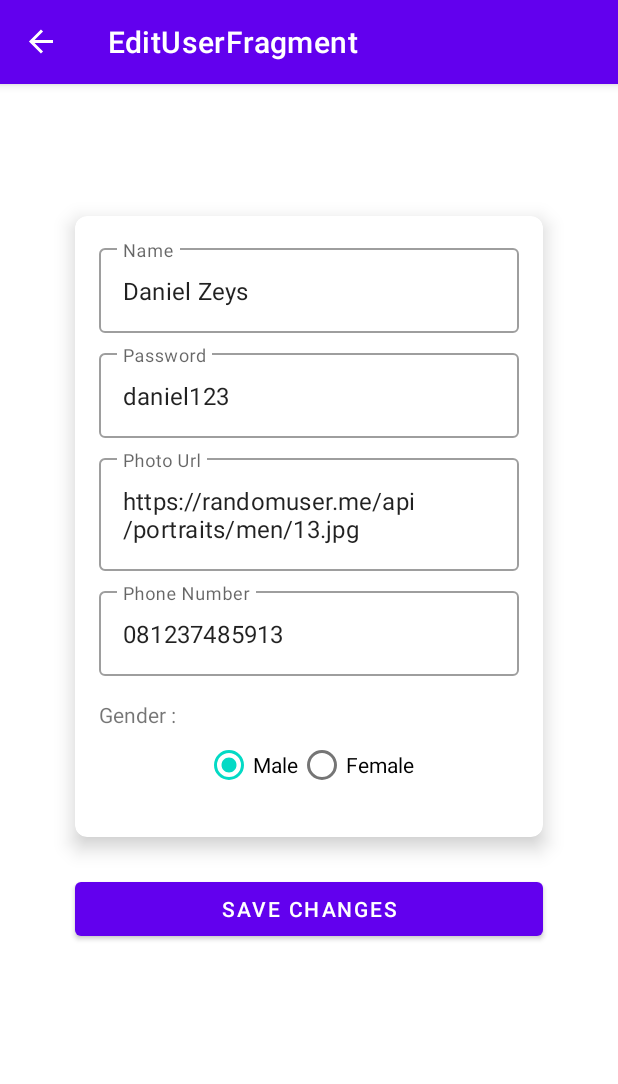
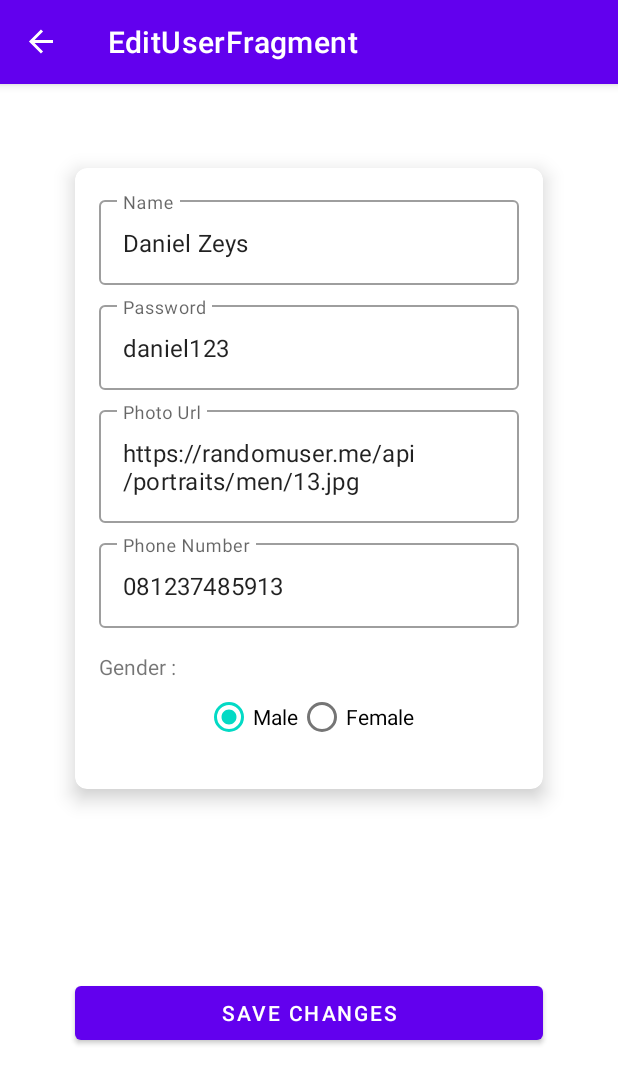
Before and after one commit to hendra047/kava, an Android app: the EditUserFragment screen opened through its navigation route, on a phone screen of 412 x 824 dp. Shown: the top 1084 px of the screen. Run offline under Robolectric (Android 15) with nearby library versions, the phone set to English and light mode, and no system bars; our stand-ins replace Picasso, Room's generated code, RxJava, Volley, data binding and 1 more; pictures from the network do not load.

Commit message:
update last - Hendra

```diff
--- a/app/src/main/AndroidManifest.xml
+++ b/app/src/main/AndroidManifest.xml
@@ -13,7 +13,10 @@
         android:theme="@style/Theme.Kava"
         android:usesCleartextTraffic="true">
         <activity
-            android:name="com.ubaya.kava.view.MainActivity"
+            android:name=".view.LoginActivity"
+            android:exported="true" />
+        <activity
+            android:name=".view.MainActivity"
             android:exported="true">
             <intent-filter>
                 <action android:name="android.intent.action.MAIN" />
--- a/app/src/main/java/com/ubaya/kava/model/Model.kt
+++ b/app/src/main/java/com/ubaya/kava/model/Model.kt
@@ -10,15 +10,15 @@ data class User(
     @PrimaryKey(autoGenerate = false)
     var username: String = "",
     @ColumnInfo(name="password")
-    var password: String?,
+    var password: String? = "",
     @ColumnInfo(name="name")
-    var name: String?,
+    var name: String? = "",
     @ColumnInfo(name="gender")
-    var gender: String?,
+    var gender: String? = "",
     @ColumnInfo(name="phone")
-    var phone: String?,
+    var phone: String? = "",
     @ColumnInfo(name="photo_url")
-    var photoURL: String?
+    var photoURL: String? = ""
 )
 
 @Entity
--- a/app/src/main/java/com/ubaya/kava/view/BookDetailFragment.kt
+++ b/app/src/main/java/com/ubaya/kava/view/BookDetailFragment.kt
@@ -1,6 +1,7 @@
 package com.ubaya.kava.view
 
 import android.os.Bundle
+import android.util.Log
 import androidx.fragment.app.Fragment
 import android.view.LayoutInflater
 import android.view.View
@@ -9,6 +10,7 @@ import android.widget.ImageView
 import androidx.lifecycle.ViewModelProvider
 import com.ubaya.kava.R
 import com.ubaya.kava.databinding.FragmentBookDetailBinding
+import com.ubaya.kava.model.Book
 import com.ubaya.kava.viewmodel.DetailBookViewModel
 import kotlinx.android.synthetic.main.fragment_book_detail.*
 
--- a/app/src/main/java/com/ubaya/kava/view/HomeFragment.kt
+++ b/app/src/main/java/com/ubaya/kava/view/HomeFragment.kt
@@ -2,9 +2,14 @@ package com.ubaya.kava.view
 
 import android.os.Bundle
 import android.view.*
+import androidx.appcompat.app.AppCompatActivity
+import androidx.drawerlayout.widget.DrawerLayout
 import androidx.fragment.app.Fragment
 import androidx.lifecycle.ViewModelProvider
+import androidx.navigation.NavController
 import androidx.navigation.findNavController
+import androidx.navigation.fragment.NavHostFragment
+import androidx.navigation.fragment.findNavController
 import androidx.navigation.ui.NavigationUI
 import androidx.recyclerview.widget.LinearLayoutManager
 import com.ubaya.kava.R
@@ -12,6 +17,8 @@ import com.ubaya.kava.viewmodel.ListBookViewModel
 import io.reactivex.rxjava3.android.schedulers.AndroidSchedulers
 import io.reactivex.rxjava3.core.Observable
 import io.reactivex.rxjava3.schedulers.Schedulers
+import kotlinx.android.synthetic.main.activity_main.*
+import kotlinx.android.synthetic.main.activity_main.view.*
 import kotlinx.android.synthetic.main.fragment_home.*
 import kotlinx.android.synthetic.main.fragment_home.view.*
 import kotlinx.android.synthetic.main.fragment_profile.*
@@ -76,9 +83,9 @@ class HomeFragment : Fragment() {
         }
     }
 
-    override fun onCreateOptionsMenu(menu: Menu, inflater: MenuInflater) {
-        inflater.inflate(R.menu.menu_top, menu)
-    }
+//    override fun onCreateOptionsMenu(menu: Menu, inflater: MenuInflater) {
+//        inflater.inflate(R.menu.menu_top, menu)
+//    }
 
     override fun onOptionsItemSelected(item: MenuItem): Boolean {
         return NavigationUI.onNavDestinationSelected(item, requireView().findNavController()) ||
--- a/app/src/main/java/com/ubaya/kava/view/Interfaces.kt
+++ b/app/src/main/java/com/ubaya/kava/view/Interfaces.kt
@@ -30,3 +30,11 @@ interface UserGenderClick{
 interface AddUserListener{
     fun onButtonRegisterClick(v:View)
 }
+
+interface LoginListener {
+    fun onLoginClick(v: View, user: User)
+}
+
+interface RegisterListener {
+    fun onRegisterClick(v: View)
+}
--- a/app/src/main/java/com/ubaya/kava/view/LoginFragment.kt
+++ b/app/src/main/java/com/ubaya/kava/view/LoginFragment.kt
@@ -5,18 +5,65 @@ import androidx.fragment.app.Fragment
 import android.view.LayoutInflater
 import android.view.View
 import android.view.ViewGroup
+import android.widget.Toast
+import androidx.activity.OnBackPressedCallback
+import androidx.activity.addCallback
+import androidx.lifecycle.ViewModelProvider
+import androidx.navigation.Navigation
+import androidx.navigation.ui.NavigationUI
 import com.ubaya.kava.R
+import com.ubaya.kava.databinding.FragmentLoginBinding
+import com.ubaya.kava.databinding.FragmentProfileBinding
+import com.ubaya.kava.model.User
+import com.ubaya.kava.viewmodel.LoginViewModel
+import com.ubaya.kava.viewmodel.ProfileViewModel
 
-class LoginFragment : Fragment() , RegisterClick{
+/**
+ * A simple [Fragment] subclass.
+ * Use the [LoginFragment.newInstance] factory method to
+ * create an instance of this fragment.
+ */
+class LoginFragment : Fragment(), LoginListener, RegisterListener {
+    private lateinit var viewModel: LoginViewModel
+    private lateinit var dataBinding: FragmentLoginBinding
+
     override fun onCreateView(
         inflater: LayoutInflater, container: ViewGroup?,
         savedInstanceState: Bundle?
     ): View? {
         // Inflate the layout for this fragment
-        return inflater.inflate(R.layout.fragment_login, container, false)
+        dataBinding = FragmentLoginBinding.inflate(inflater, container, false)
+        return dataBinding.root
     }
 
-    override fun onButtonRegisterClick(v: View) {
+    override fun onViewCreated(view: View, savedInstanceState: Bundle?) {
+        viewModel = ViewModelProvider(this).get(LoginViewModel::class.java)
 
+        dataBinding.user = User("", "", "", "", "")
+        dataBinding.loginListener = this
+        dataBinding.registerListener = this
+    }
+
+    private fun observeViewModel(v: View) {
+        viewModel.loginLiveData.observe(viewLifecycleOwner){
+            it?.let {
+                if (it.username != "") {
+                    val action = LoginFragmentDirections.actionLoginToHome()
+                    Navigation.findNavController(v).navigate(action)
+                } else {
+                    Toast.makeText(v.context, "Username or Password is wrong", Toast.LENGTH_SHORT).show()
+                }
+            }
+        }
+    }
+
+    override fun onLoginClick(v: View, user: User) {
+        viewModel.checkLogin(user)
+        observeViewModel(v)
+    }
+
+    override fun onRegisterClick(v: View) {
+        val action = LoginFragmentDirections.actionLoginToRegister()
+        Navigation.findNavController(v).navigate(action)
     }
 }
--- a/app/src/main/java/com/ubaya/kava/view/MainActivity.kt
+++ b/app/src/main/java/com/ubaya/kava/view/MainActivity.kt
@@ -2,17 +2,12 @@ package com.ubaya.kava.view
 
 import androidx.appcompat.app.AppCompatActivity
 import android.os.Bundle
-import android.util.Log
 import android.view.View
-import androidx.core.app.NotificationCompat
-import androidx.core.app.NotificationManagerCompat
+import androidx.drawerlayout.widget.DrawerLayout
 import androidx.navigation.NavController
 import androidx.navigation.fragment.NavHostFragment
-import androidx.navigation.ui.NavigationUI
-import androidx.navigation.ui.navigateUp
-import androidx.navigation.ui.setupWithNavController
+import androidx.navigation.ui.*
 import com.ubaya.kava.R
-import com.ubaya.kava.model.KavaDatabase
 import kotlinx.android.synthetic.main.activity_main.*
 
 class MainActivity : AppCompatActivity() {
@@ -27,8 +22,21 @@ class MainActivity : AppCompatActivity() {
         NavigationUI.setupActionBarWithNavController(this, navController, drawerLayout)
         NavigationUI.setupWithNavController(navView, navController)
 
+        navController.navigate(R.id.itemLogout)
+
+        val appConfig = AppBarConfiguration(
+            setOf(
+                R.id.itemHome,
+                R.id.itemMyBooks,
+                R.id.itemProfile,
+                R.id.itemLogout
+            )
+        )
+
+        setupActionBarWithNavController(navController, appConfig)
         bottomNav.setupWithNavController(navController)
         navView.setupWithNavController(navController)
+//        drawerLayout.setDrawerLockMode(DrawerLayout.LOCK_MODE_LOCKED_CLOSED)
 
         // Make bottom navbar only show when on Home Fragment and My Books Fragment
         navController.addOnDestinationChangedListener { _, target, _ ->
--- a/app/src/main/java/com/ubaya/kava/view/ProfileFragment.kt
+++ b/app/src/main/java/com/ubaya/kava/view/ProfileFragment.kt
@@ -1,6 +1,7 @@
 package com.ubaya.kava.view
 
 import android.os.Bundle
+import android.util.Log
 import androidx.fragment.app.Fragment
 import android.view.LayoutInflater
 import android.view.View
@@ -38,6 +39,7 @@ class ProfileFragment : Fragment(), EditUserListener {
         viewModel.fetch()
 
         dataBinding.editListener = this
+
         observeViewModel()
     }
 
--- a/app/src/main/java/com/ubaya/kava/viewmodel/LoginViewModel.kt
+++ b/app/src/main/java/com/ubaya/kava/viewmodel/LoginViewModel.kt
@@ -1,4 +1,30 @@
 package com.ubaya.kava.viewmodel
 
-class LoginViewModel {
+import android.app.Application
+import androidx.lifecycle.AndroidViewModel
+import androidx.lifecycle.MutableLiveData
+import com.ubaya.kava.model.GlobalData
+import com.ubaya.kava.model.User
+import com.ubaya.kava.util.buildDb
+import kotlinx.coroutines.CoroutineScope
+import kotlinx.coroutines.Dispatchers
+import kotlinx.coroutines.Job
+import kotlinx.coroutines.launch
+import kotlin.coroutines.CoroutineContext
+
+class LoginViewModel(application: Application) : AndroidViewModel(application), CoroutineScope {
+    val loginLiveData = MutableLiveData<User>()
+    private val job = Job()
+    override val coroutineContext: CoroutineContext
+        get() = job + Dispatchers.Main
+
+    fun checkLogin(user: User) {
+        launch{
+            val db = buildDb(getApplication())
+            loginLiveData.value = db.userDao().selectUserLogin(
+                user.username,
+                if (user.password != null) user.password!! else ""
+            )
+        }
+    }
 }
--- a/app/src/main/res/layout/fragment_edit_user.xml
+++ b/app/src/main/res/layout/fragment_edit_user.xml
@@ -24,7 +24,7 @@
             android:id="@+id/imageEditProfile"
             android:layout_width="wrap_content"
             android:layout_height="wrap_content"
-            android:layout_marginTop="56dp"
+            android:layout_marginTop="24dp"
             app:layout_constraintEnd_toEndOf="parent"
             app:layout_constraintHorizontal_bias="0.498"
             app:layout_constraintStart_toStartOf="parent"
@@ -36,9 +36,11 @@
             android:layout_width="0dp"
             android:layout_height="wrap_content"
             android:layout_marginTop="24dp"
+            android:layout_marginBottom="24dp"
             android:layout_weight="1"
+            android:onClick="@{(view) -> saveListener.onSaveChanges(view,user)}"
             android:text="Save Changes"
-            android:onClick="@{(view) -> saveListener.onSaveChanges(view,user)}"
+            app:layout_constraintBottom_toBottomOf="parent"
             app:layout_constraintEnd_toEndOf="@+id/cardView6"
             app:layout_constraintStart_toStartOf="@+id/cardView6"
             app:layout_constraintTop_toBottomOf="@+id/cardView6" />
--- a/app/src/main/res/menu/menu_top.xml
+++ /dev/null
@@ -1,10 +0,0 @@
-<?xml version="1.0" encoding="utf-8"?>
-<menu xmlns:app="http://schemas.android.com/apk/res-auto"
-    xmlns:android="http://schemas.android.com/apk/res/android">
-
-    <item
-        android:id="@+id/itemNotification"
-        android:icon="@drawable/ic_baseline_notifications_none_24"
-        android:title="Notification"
-        app:showAsAction="always" />
-</menu>
--- a/app/src/main/res/navigation/navigation_library.xml
+++ b/app/src/main/res/navigation/navigation_library.xml
@@ -23,8 +23,9 @@
             android:id="@+id/actionBookDetailFragment"
             app:destination="@id/bookDetailFragment" />
         <action
-            android:id="@+id/action_itemHome_to_notificationFragment"
-            app:destination="@id/itemNotification" />
+            android:id="@+id/actionHomeToLogin"
+            app:destination="@id/itemLogout"
+            app:popUpToInclusive="true" />
     </fragment>
     <fragment
         android:id="@+id/itemMyBooks"
@@ -79,11 +80,24 @@
         android:name="com.ubaya.kava.view.EditUserFragment"
         android:label="EditUserFragment" />
     <fragment
-        android:id="@+id/itemLogin"
-        android:name="com.ubaya.kava.view.LoginFragment"
-        android:label="LoginFragment" />
-    <fragment
         android:id="@+id/registerFragment"
         android:name="com.ubaya.kava.view.RegisterFragment"
-        android:label="RegisterFragment" />
+        android:label="RegisterFragment" >
+        <action
+            android:id="@+id/actionRegisterToLogin"
+            app:destination="@id/itemLogout" />
+    </fragment>
+    <fragment
+        android:id="@+id/itemLogout"
+        android:name="com.ubaya.kava.view.LoginFragment"
+        android:label="Login"
+        tools:layout="@layout/fragment_login" >
+        <action
+            android:id="@+id/actionLoginToHome"
+            app:destination="@id/itemHome"
+            app:popUpToInclusive="true" />
+        <action
+            android:id="@+id/actionLoginToRegister"
+            app:destination="@id/registerFragment" />
+    </fragment>
 </navigation>
```
Also changed, not shown: app/src/main/res/layout/fragment_login.xml (+68 -52 lines).
